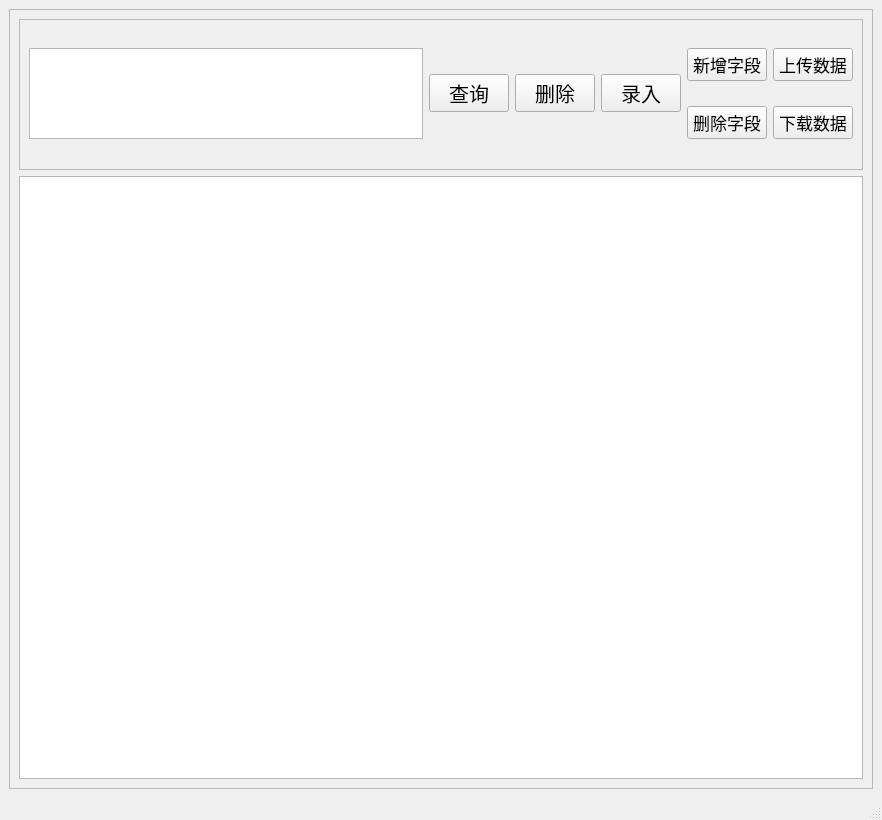
First picture: the form in assets/main.ui, repository pmj110119/CWJ_database_client, before the edit.
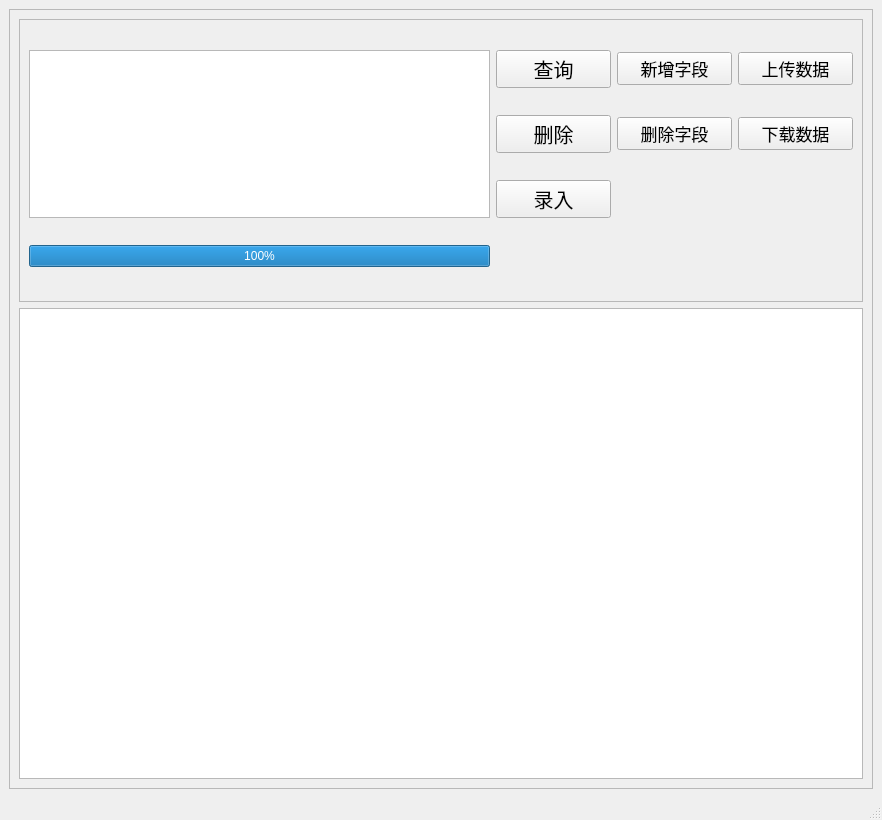
Second picture: the form after the edit.

Diff of the .ui file:
```diff
--- a/assets/main.ui
+++ b/assets/main.ui
@@ -23,7 +23,7 @@
       <property name="frameShadow">
        <enum>QFrame::Raised</enum>
       </property>
-      <layout class="QVBoxLayout" name="verticalLayout_3" stretch="2,1,4">
+      <layout class="QVBoxLayout" name="verticalLayout_3" stretch="3,3,5">
        <item>
         <layout class="QGridLayout" name="tableSearch"/>
        </item>
@@ -35,20 +35,27 @@
          <property name="frameShadow">
           <enum>QFrame::Raised</enum>
          </property>
-         <layout class="QGridLayout" name="gridLayout" columnstretch="5,1,1,1,1,1">
-          <item row="1" column="4">
-           <widget class="QPushButton" name="buttonKeyDelete">
+         <layout class="QGridLayout" name="gridLayout" columnstretch="4,0,1,0,0,1,1">
+          <item row="3" column="0">
+           <widget class="QProgressBar" name="progressBar">
+            <property name="value">
+             <number>100</number>
+            </property>
+           </widget>
+          </item>
+          <item row="0" column="6">
+           <widget class="QPushButton" name="buttonDataUpload">
             <property name="font">
              <font>
               <pointsize>13</pointsize>
              </font>
             </property>
             <property name="text">
-             <string>删除字段</string>
+             <string>上传数据</string>
             </property>
            </widget>
           </item>
-          <item row="0" column="4">
+          <item row="0" column="5">
            <widget class="QPushButton" name="buttonKeyAdd">
             <property name="font">
              <font>
@@ -60,34 +67,10 @@
             </property>
            </widget>
           </item>
-          <item row="0" column="3" rowspan="2">
-           <widget class="QPushButton" name="buttonUpload">
-            <property name="font">
-             <font>
-              <pointsize>15</pointsize>
-             </font>
-            </property>
-            <property name="text">
-             <string>录入</string>
-            </property>
-           </widget>
+          <item row="0" column="0" rowspan="3">
+           <widget class="QTextEdit" name="textEdit"/>
           </item>
-          <item row="0" column="2" rowspan="2">
-           <widget class="QPushButton" name="buttonDelete">
-            <property name="font">
-             <font>
-              <pointsize>15</pointsize>
-             </font>
-            </property>
-            <property name="text">
-             <string>删除</string>
-            </property>
-           </widget>
-          </item>
-          <item row="0" column="0" rowspan="2">
-           <widget class="QTextBrowser" name="logBrowser"/>
-          </item>
-          <item row="0" column="1" rowspan="2">
+          <item row="0" column="2">
            <widget class="QPushButton" name="buttonSearch">
             <property name="font">
              <font>
@@ -99,19 +82,43 @@
             </property>
            </widget>
           </item>
-          <item row="0" column="5">
-           <widget class="QPushButton" name="buttonDataUpload">
+          <item row="1" column="2">
+           <widget class="QPushButton" name="buttonDelete">
             <property name="font">
              <font>
-              <pointsize>13</pointsize>
+              <pointsize>15</pointsize>
              </font>
             </property>
             <property name="text">
-             <string>上传数据</string>
+             <string>删除</string>
+            </property>
+           </widget>
+          </item>
+          <item row="2" column="2">
+           <widget class="QPushButton" name="buttonUpload">
+            <property name="font">
+             <font>
+              <pointsize>15</pointsize>
+             </font>
+            </property>
+            <property name="text">
+             <string>录入</string>
             </property>
            </widget>
           </item>
           <item row="1" column="5">
+           <widget class="QPushButton" name="buttonKeyDelete">
+            <property name="font">
+             <font>
+              <pointsize>13</pointsize>
+             </font>
+            </property>
+            <property name="text">
+             <string>删除字段</string>
+            </property>
+           </widget>
+          </item>
+          <item row="1" column="6">
            <widget class="QPushButton" name="buttonDataDownload">
             <property name="font">
              <font>
```
